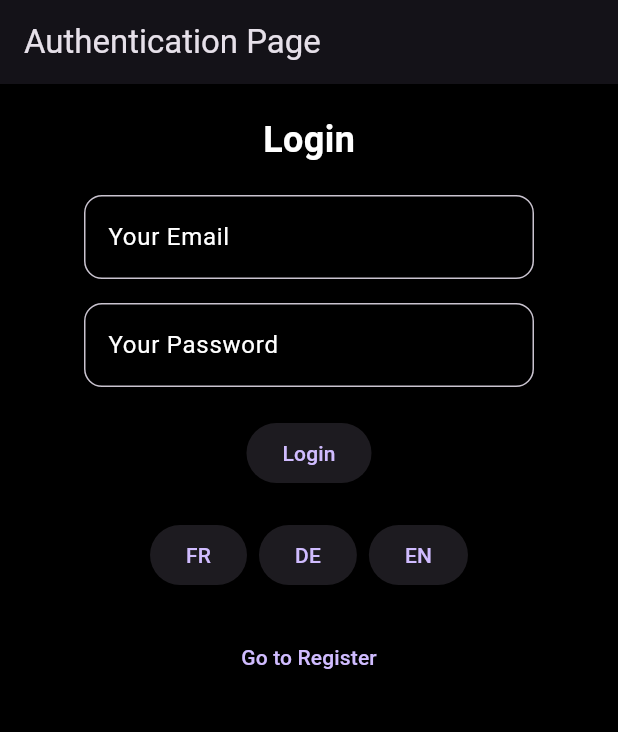
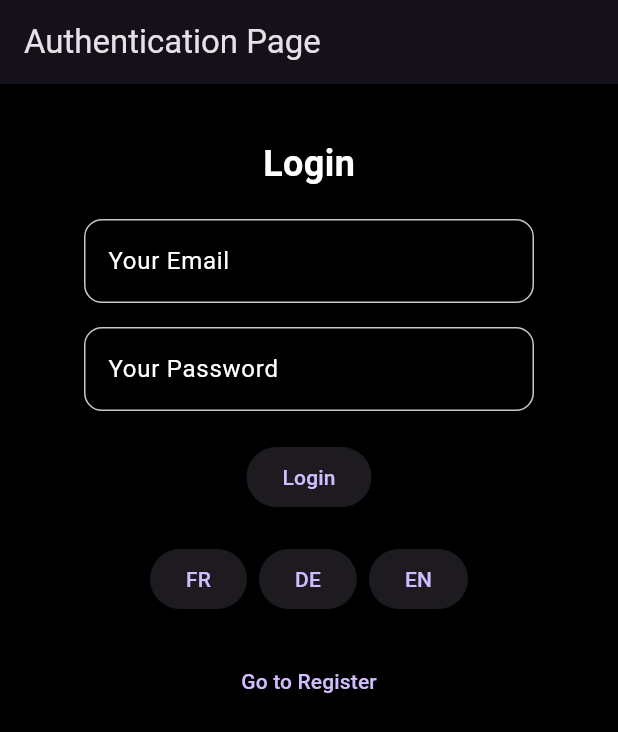
Before and after one commit to TomProAccount/home-renting-system, a Flutter app: the screen it shows after launch, on a phone screen of 412 x 824 dp. Shown: the top 732 px of the screen. Run offline on Flutter 3.47's test engine with Material 3 defaults, Android fonts, the phone set to English and light mode, and no system bars; our stand-ins replace cloud_firestore, firebase_auth, firebase_core, go_router; accounts and stored records are empty.

Commit message:
[MOD] correct beg related to the screen size of the tablet.

```diff
--- a/home_renting_system/lib/feature/authentication/auth_screen.dart
+++ b/home_renting_system/lib/feature/authentication/auth_screen.dart
@@ -14,6 +14,7 @@ class AuthScreen extends StatefulWidget {
 
 class _AuthScreenState extends State<AuthScreen> {
   bool _isLogin = true;
+
   @override
   Widget build(BuildContext context) {
     return Scaffold(
@@ -21,10 +22,20 @@ class _AuthScreenState extends State<AuthScreen> {
       appBar: AppBar(
         title: Text(widget.title),
       ),
-      body: Center(
+      body: SafeArea(
+        child: LayoutBuilder(
+          builder: (context, constraints) {
+            return SingleChildScrollView(
+              padding: const EdgeInsets.all(16),
+              child: ConstrainedBox(
+                constraints: BoxConstraints(
+                  minHeight: constraints.maxHeight,
+                ),
+                child: IntrinsicHeight(
                   child: Column(
+                    crossAxisAlignment: CrossAxisAlignment.stretch,
                     children: [
-            _isLogin ? LoginForm() : RegisterForm(),
+                      _isLogin ? const LoginForm() : const RegisterForm(),
                       const SizedBox(height: 20),
                       TextButton(
                         onPressed: () {
@@ -32,10 +43,20 @@ class _AuthScreenState extends State<AuthScreen> {
                             _isLogin = !_isLogin;
                           });
                         },
-              child: Text(_isLogin ? S.of(context).goToRegister : S.of(context).goToLogin),
+                        child: Text(
+                          _isLogin
+                              ? S.of(context).goToRegister
+                              : S.of(context).goToLogin,
                         ),
-          ]
-        )
+                      ),
+                      const Spacer(), // pushes content to top if not enough height
+                    ],
+                  ),
+                ),
+              ),
+            );
+          },
+        ),
       ),
     );
   }
--- a/home_renting_system/lib/feature/home/labeled_text_field.dart
+++ b/home_renting_system/lib/feature/home/labeled_text_field.dart
@@ -1,10 +1,12 @@
 import 'package:flutter/material.dart';
+import 'package:flutter/services.dart';
 
 class LabeledTextField extends StatelessWidget {
   final String label;
   final TextEditingController controller;
   final String? Function(String?)? validator;
   final TextInputType keyboardType;
+  final List<TextInputFormatter>? inputFormatters;
 
   const LabeledTextField({
     super.key,
@@ -12,6 +14,7 @@ class LabeledTextField extends StatelessWidget {
     required this.controller,
     this.validator,
     this.keyboardType = TextInputType.text,
+    this.inputFormatters,
   });
 
   @override
@@ -22,6 +25,7 @@ class LabeledTextField extends StatelessWidget {
         controller: controller,
         validator: validator,
         keyboardType: keyboardType,
+        inputFormatters: inputFormatters,
         decoration: InputDecoration(
           labelText: label,
           border: const OutlineInputBorder(),
--- a/home_renting_system/lib/providers/house_provider.dart
+++ b/home_renting_system/lib/providers/house_provider.dart
@@ -8,7 +8,7 @@ class HouseProvider with ChangeNotifier {
     return _firestore
         .collection('houses')
         .where('ownerId', isEqualTo: ownerId)
-        // .orderBy('createdAt', descending: true)
+        .orderBy('createdAt', descending: true)
         .snapshots();
   }
 
```
Also changed, not shown: home_renting_system/lib/feature/home/landlord_home_screen.dart (+27 -5 lines). Lines whose indentation alone changed are shown as unchanged.
